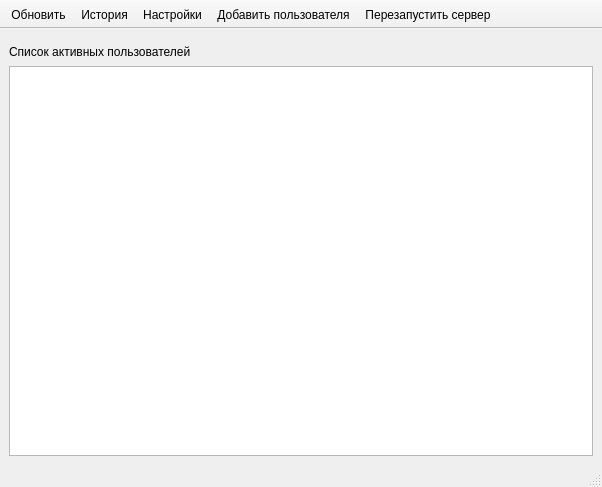
Above: talkative_server/talkative_server/templates/server_settings.ui from mom1/messager before the change. Below: the same form after it.
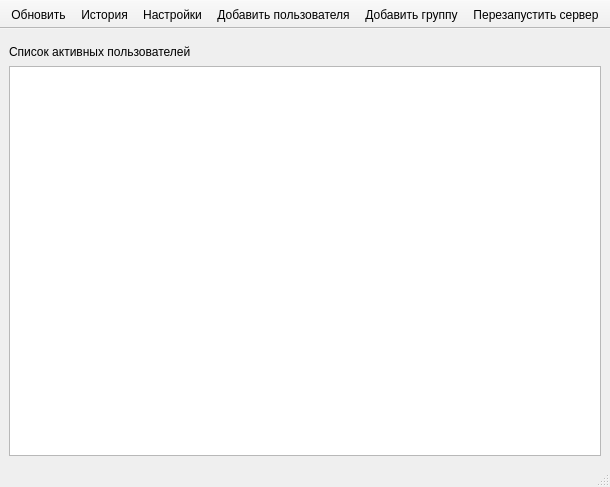
That is the form after the change. Icons and pictures are not drawn.

Commit message: - Off-line messages   - Create common chats on server gui   - Personal chats and common chat worked well done

Diff of the .ui file:
```diff
--- a/talkative_server/talkative_server/templates/server_settings.ui
+++ b/talkative_server/talkative_server/templates/server_settings.ui
@@ -98,6 +98,7 @@
    <addaction name="action_history"/>
    <addaction name="action_config"/>
    <addaction name="action_add_user"/>
+   <addaction name="action_create_group"/>
    <addaction name="action_restart_server"/>
   </widget>
   <action name="action_refresh">
@@ -172,6 +173,15 @@
     <string>Ctrl+R</string>
    </property>
   </action>
+  <action name="action_create_group">
+   <property name="icon">
+    <iconset>
+     <normaloff>icons/create-group.png</normaloff>icons/create-group.png</iconset>
+   </property>
+   <property name="text">
+    <string>Добавить группу</string>
+   </property>
+  </action>
  </widget>
  <resources>
   <include location="res_icons.qrc"/>
```
The commit also changes 13 other files.
